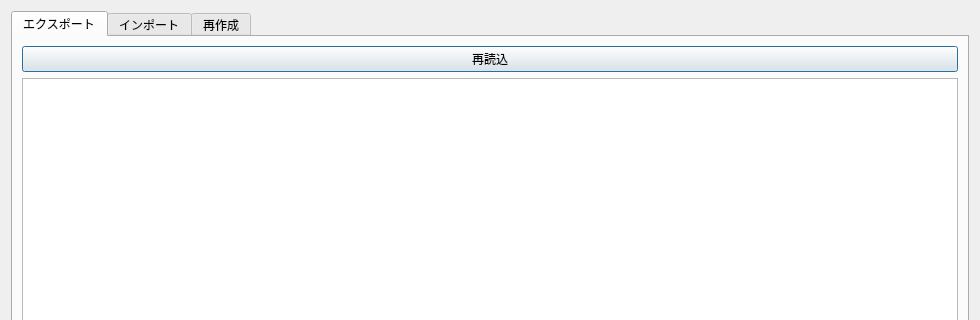
Old version of the form ui/main_dialog.ui in the repository zaknak/QGIS-Layout-Labo; both pictures show x 0 to 980 and y 0 to 320 of the 980 by 720 pixel window.
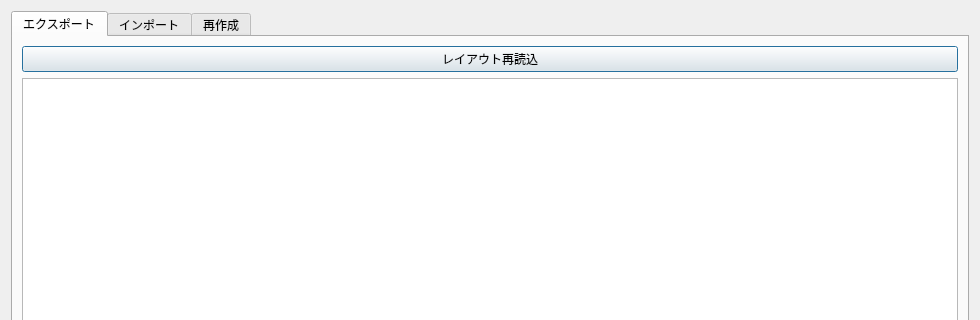
New version of the form.

Commit message: UIの再読込ボタン名を明確化} Error: unterminated

```diff
--- a/ui/main_dialog.ui
+++ b/ui/main_dialog.ui
@@ -14,7 +14,7 @@
      <widget class="QWidget" name="tabExport">
       <attribute name="title"><string>エクスポート</string></attribute>
       <layout class="QVBoxLayout" name="verticalLayoutExport">
-       <item><widget class="QPushButton" name="btnExportReload"><property name="text"><string>再読込</string></property></widget></item>
+       <item><widget class="QPushButton" name="btnExportReload"><property name="text"><string>レイアウト再読込</string></property></widget></item>
        <item><widget class="QListWidget" name="listWidgetExportLayouts"/></item>
        <item><widget class="QLabel" name="labelExportCsvPath"><property name="text"><string>出力CSVファイル</string></property></widget></item>
        <item>
```
Left out of the diff: 5 changed lines with no effect on the pictures. The commit also changes 1 other file.
